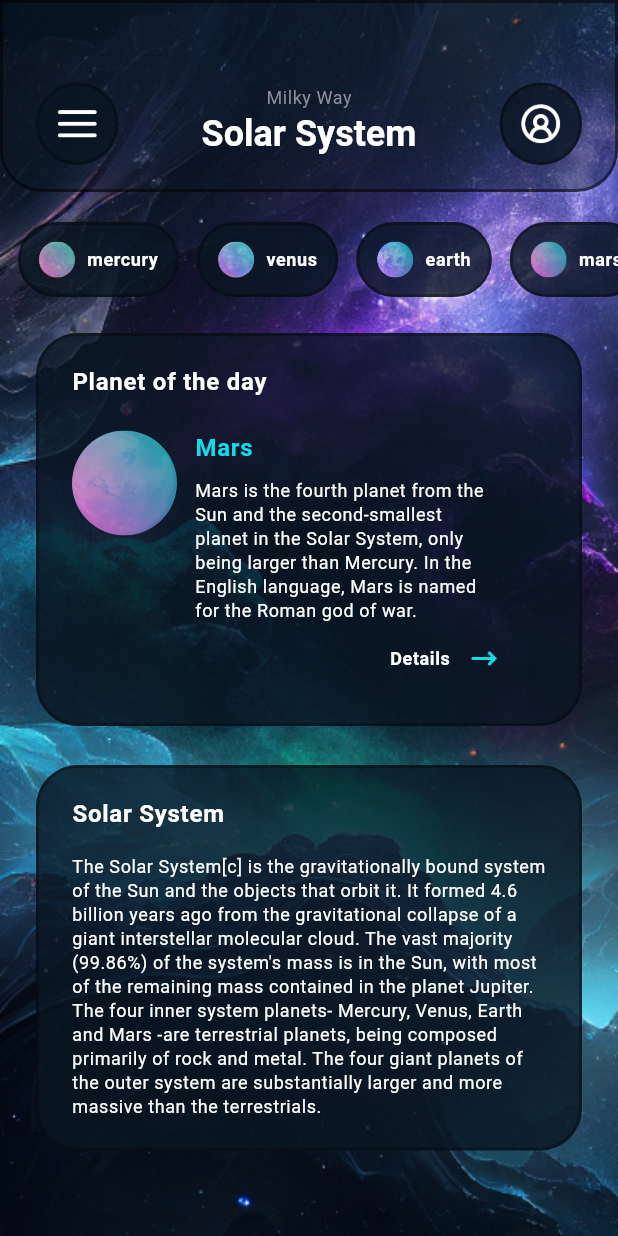
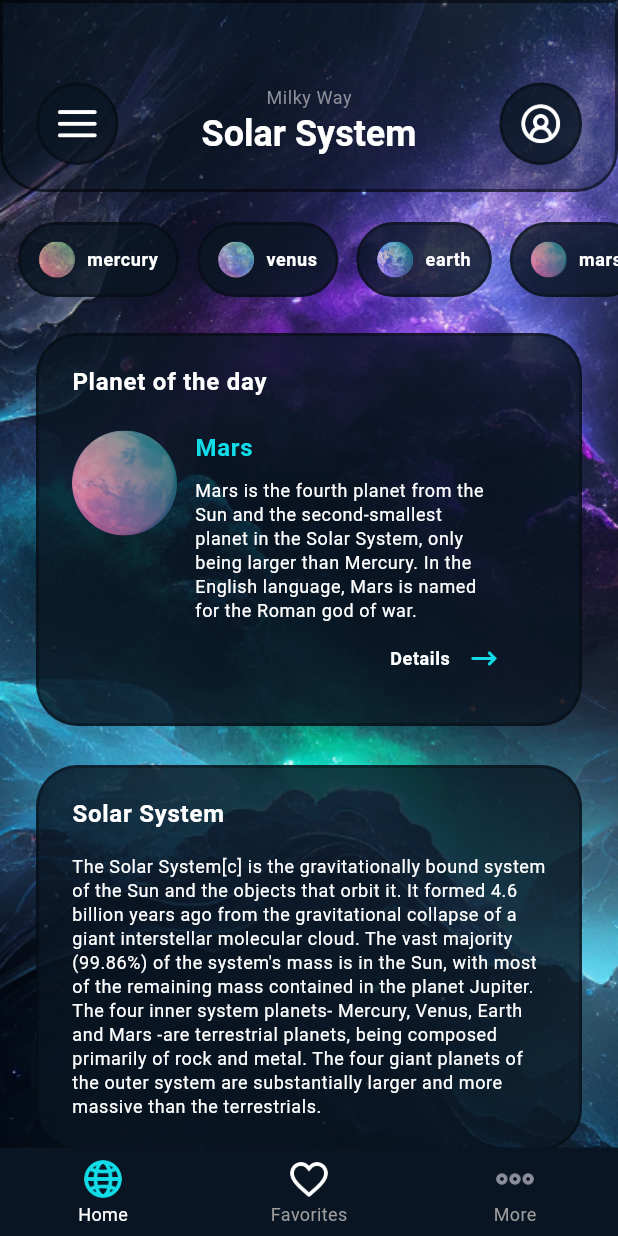
Before and after one commit to Yusufrahimboyev/Cosmic, a Flutter app: the screen it shows after launch, on a phone screen of 412 x 824 dp. Run offline on Flutter 3.47's test engine with Material 3 defaults, Android fonts, the phone set to English and light mode, and no system bars.

Commit message:
all pages ready

```diff
--- a/lib/screens/home/home_screen.dart
+++ b/lib/screens/home/home_screen.dart
@@ -1,4 +1,6 @@
+import 'package:cosmic_app/screens/home/favorites_screen.dart';
 import 'package:cosmic_app/screens/home/info_screen.dart';
+import 'package:cosmic_app/style/app_icons.dart';
 import 'package:cosmic_app/style/app_images.dart';
 import 'package:flutter/material.dart';
 
@@ -10,17 +12,76 @@ class HomeScreen extends StatefulWidget {
 }
 
 class _HomeScreenState extends State<HomeScreen> {
+  int bottomIndex = 0;
+  List<Widget> screens = [
+    const InfoScreen(),
+    FavoritesScreen(),
+    FavoritesScreen(),
+  ];
   @override
   Widget build(BuildContext context) {
-    return const Scaffold(
+    return Scaffold(
       body: DecoratedBox(
-        decoration: BoxDecoration(
+        decoration: const BoxDecoration(
           image: DecorationImage(
             fit: BoxFit.cover,
             image: AssetImage(AppImages.backImagesFirst),
           ),
         ),
-        child: InfoScreen(),
+        child: screens[bottomIndex],
+      ),
+      bottomNavigationBar: BottomNavigationBar(
+        useLegacyColorScheme: false,
+        backgroundColor: const Color(0xff091522),
+        selectedLabelStyle: const TextStyle(
+          color: Colors.white,
+          fontSize: 12,
+        ),
+        unselectedLabelStyle: const TextStyle(
+          color: Colors.grey,
+          fontSize: 12,
+        ),
+        onTap: (index){
+          setState(() {
+            bottomIndex = index;
+          });
+        },
+        currentIndex: bottomIndex,
+        items: const [
+          BottomNavigationBarItem(
+            icon: Image(
+              width: 30,
+              image: AssetImage(AppIcons.globe),
+            ),
+            activeIcon: Image(
+              width: 30,
+              image: AssetImage(AppIcons.globeActive),
+            ),
+            label: "Home",
+          ),
+          BottomNavigationBarItem(
+            icon: Image(
+              width: 30,
+              image: AssetImage(AppIcons.like),
+            ),
+            activeIcon: Image(
+              width: 30,
+              image: AssetImage(AppIcons.likeActive),
+            ),
+            label: "Favorites",
+          ),
+          BottomNavigationBarItem(
+            icon: Image(
+              width: 30,
+              image: AssetImage(AppIcons.moreIcon),
+            ),
+            activeIcon: Image(
+              width: 30,
+              image: AssetImage(AppIcons.moreIcon),
+            ),
+            label: "More",
+          ),
+        ],
       ),
     );
   }
--- a/lib/screens/home/widgets/my_gradient.dart
+++ b/lib/screens/home/widgets/my_gradient.dart
@@ -11,7 +11,7 @@ class MyGradient extends StatelessWidget {
   @override
   Widget build(BuildContext context) {
     return Opacity(
-      opacity: 0.7,
+      opacity: 0.5,
       child: DecoratedBox(
         decoration: const BoxDecoration(
           gradient: LinearGradient(
```
Also changed, not shown: lib/screens/home/favorites_screen.dart (added, +200 -0 lines).
